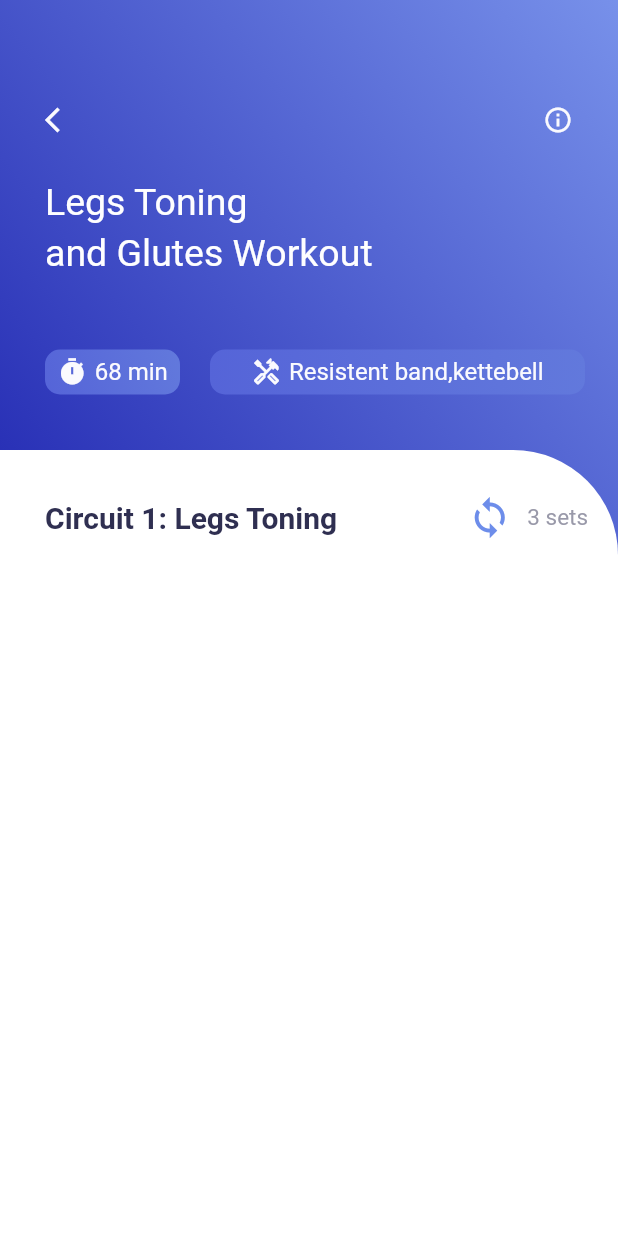
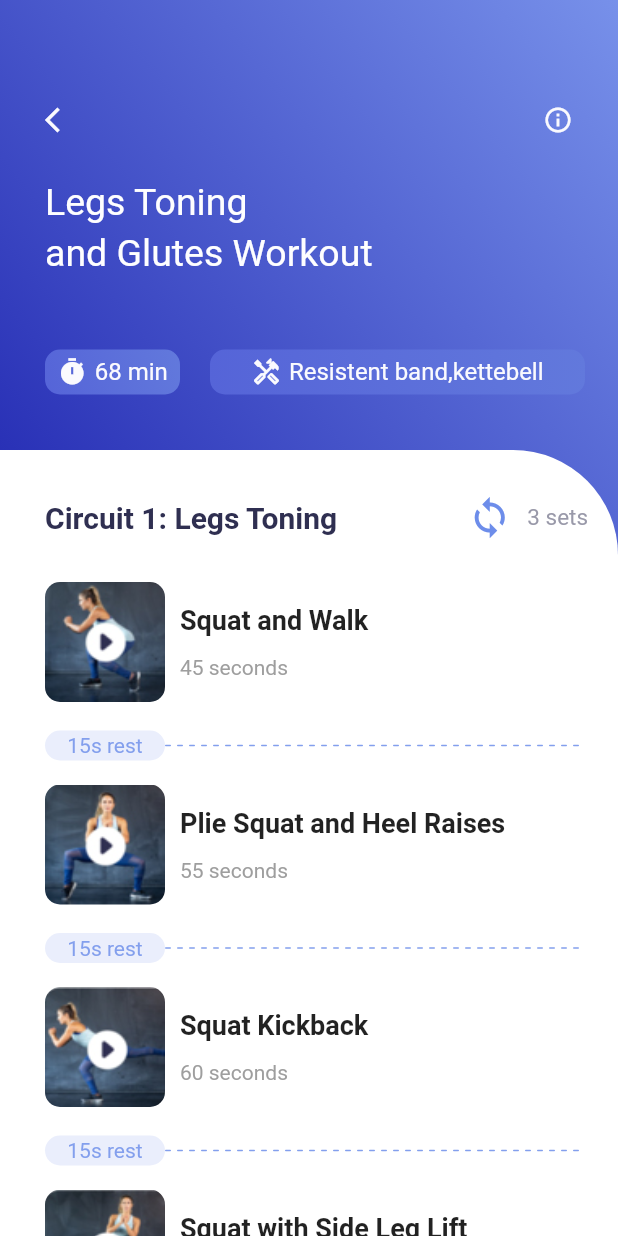
Before and after one commit to ELTEGANI/training-app, a Flutter app: the HomePage screen opened directly, after a tap on the "arrow forward" icon, on a phone screen of 412 x 824 dp. Run offline on Flutter 3.47's test engine with Material 2 defaults, Android fonts, the phone set to English and light mode, and no system bars; our stand-ins replace get, video_player.

Commit message:
add video player

```diff
--- a/lib/videoinfo.json
+++ b/json/videoInfo.json
@@ -2,26 +2,25 @@
   {
     "title": "Squat and Walk",
     "time": "45 seconds",
-    "thumbnail": "embed/squat1.jpg",
+    "thumbnail": "assets/squat1.jpg",
     "videoUrl": "http://db.bslmeiyu.com/uploads/uploads/video/2021/08/21/1-%20Introduction.mp4"
   },
   {
     "title": "Plie Squat and Heel Raises",
     "time": "55 seconds",
-    "thumbnail": "embed/squat2.jpg",
+    "thumbnail": "assets/squat2.jpg",
     "videoUrl": "https://img.bslmeiyu.com/uploads/20170706/The%20Bananas%20Song%20%20Counting%20Bananas%20%20Super%20Simple%20Songs.mp4"
   },
   {
     "title": "Squat Kickback",
     "time": "60 seconds",
-    "thumbnail": "embed/squat3.jpg",
+    "thumbnail": "assets/squat3.jpg",
     "videoUrl": "https://flutter.github.io/assets-for-api-docs/assets/videos/butterfly.mp4"
   },
   {
     "title": "Squat with Side Leg Lift",
     "time": "120 seconds",
-    "thumbnail": "embed/squat4.jpg",
+    "thumbnail": "assets/squat4.jpg",
     "videoUrl": "https://flutter.github.io/assets-for-api-docs/assets/videos/butterfly.mp4"
   }
-
 ]
--- a/lib/home_page.dart
+++ b/lib/home_page.dart
@@ -14,9 +14,11 @@ class HomePage extends StatefulWidget {
 
 class _HomePageState extends State<HomePage> {
   List info = [];
-  _initData(){
-    DefaultAssetBundle.of(context).loadString("json/info.json").then((value){
-     info = json.decode(value);
+  _initData() async{
+    await DefaultAssetBundle.of(context).loadString("json/info.json").then((value){
+     setState((){
+       info = json.decode(value);
+     });
     });
   }
   @override
--- a/lib/main.dart
+++ b/lib/main.dart
@@ -17,7 +17,7 @@ class MyApp extends StatelessWidget {
       theme: ThemeData(
         primarySwatch: Colors.blue,
       ),
-      home: HomePage(),
+      home: VideoInfo(),
     );
   }
 }
--- a/lib/video_info.dart
+++ b/lib/video_info.dart
@@ -2,6 +2,7 @@ import 'package:flutter/material.dart';
 import "colors.dart" as color;
 import 'dart:convert';
 import 'package:get/get.dart';
+import 'package:video_player/video_player.dart';
 
 class VideoInfo extends StatefulWidget {
   const VideoInfo({Key? key}) : super(key: key);
@@ -11,12 +12,17 @@ class VideoInfo extends StatefulWidget {
 }
 
 class _VideoInfoState extends State<VideoInfo> {
-  List info = [];
-  _initData(){
-    DefaultAssetBundle.of(context).loadString("json/videoinfo.json").then((value){
-      info = json.decode(value);
+  List videoInfo = [];
+  bool _playArea=false;
+  VideoPlayerController? videoPlayerController;
+  _initData() async{
+    await DefaultAssetBundle.of(context).loadString("json/videoInfo.json").then((value){
+      setState((){
+        videoInfo = json.decode(value);
+      });
     });
   }
+
   @override
   void initState(){
     super.initState();
@@ -26,7 +32,7 @@ class _VideoInfoState extends State<VideoInfo> {
   Widget build(BuildContext context) {
     return Scaffold(
       body:Container(
-        decoration:BoxDecoration(
+        decoration:_playArea==false?BoxDecoration(
            gradient:LinearGradient(
              colors: [
               color.AppColor.gradientFirst.withOpacity(0.9),
@@ -35,10 +41,12 @@ class _VideoInfoState extends State<VideoInfo> {
              begin:const FractionalOffset(0.0, 0.4),
              end:Alignment.topRight
            )
+        ):BoxDecoration(
+          color:color.AppColor.gradientSecond
         ),
         child:Column(
           children: [
-            Container(
+            _playArea==false?Container(
               padding:const EdgeInsets.only(top:70,left:30,right:30),
               width:MediaQuery.of(context).size.width,
               height:300,
@@ -60,18 +68,12 @@ class _VideoInfoState extends State<VideoInfo> {
                   SizedBox(height:30),
                   Text(
                     "Legs Toning",
-                    style: TextStyle(
-                        fontSize:25,
-                        color:color.AppColor.secondPageTitleColor
-                    ),
+                    style: TextStyle(fontSize:25,color:color.AppColor.secondPageTitleColor),
                   ),
                   SizedBox(height:5,),
                   Text(
                     "and Glutes Workout",
-                    style: TextStyle(
-                        fontSize:25,
-                        color:color.AppColor.secondPageTitleColor
-                    ),
+                    style: TextStyle(fontSize:25,color:color.AppColor.secondPageTitleColor),
                   ),
                   SizedBox(height:50),
                   Row(
@@ -127,6 +129,30 @@ class _VideoInfoState extends State<VideoInfo> {
                   ),
                 ],
               ),
+            ):Container(
+              child:Column(
+                children: [
+                  Container(
+                    height:100,
+                    padding:const EdgeInsets.only(top:50,left:30,right:30),
+                    child:Row(
+                      children: [
+                        InkWell(
+                          onTap:(){
+                            debugPrint("tapped");
+                          },
+                          child:Icon(Icons.arrow_back_ios,
+                          size:20,color:color.AppColor.secondPageIconColor
+                          ),
+                        ),
+                        Expanded(child: Container()),
+                        Icon(Icons.info_outline,size: 20,color:color.AppColor.secondPageTopIconColor,)
+                      ],
+                    ),
+                  ),
+                  _playView(context)
+                ],
+              ),
             ),
             Expanded(
                 child: Container(
@@ -165,7 +191,9 @@ class _VideoInfoState extends State<VideoInfo> {
                           ),
                           SizedBox(width:20)
                         ],
-                      )
+                      ),
+                      SizedBox(height:20,),
+                      Expanded(child:_listView())
                     ],
                   ),
              )
@@ -175,4 +203,144 @@ class _VideoInfoState extends State<VideoInfo> {
       )
     );
   }
+  Widget _playView(BuildContext buildContext){
+    final controller = videoPlayerController;
+    if(controller!=null&&controller.value.isInitialized){
+      return AspectRatio(
+         aspectRatio:16/9,
+         child:VideoPlayer(controller),
+      );
+    }else{
+      return AspectRatio(
+           aspectRatio:16/9,
+           child:Center(
+           child:Text(
+           "Preparing....",
+           style:TextStyle(
+             fontSize:60,
+             color:Colors.white60
+           ),
+         )
+           ),
+      );
+    }
+  }
+  _onTapVideo(int index){
+    final controller = VideoPlayerController.network(videoInfo[index]["videoUrl"]);
+    videoPlayerController = controller;
+    setState((){
+    });
+    controller..initialize().then((_){
+      controller.play();
+      setState((){
+      });
+    });
+  }
+
+  _listView(){
+    return ListView.builder(
+        padding:EdgeInsets.symmetric(horizontal:30,vertical:8),
+        itemCount:videoInfo.length,
+        itemBuilder:(_,int index){
+          return GestureDetector(
+            onTap:(){
+              _onTapVideo(index);
+              debugPrint(index.toString());
+              setState((){
+                if(_playArea==false){
+                  _playArea=true;
+                }
+              });
+            },
+            child:_buildCard(index),
+          );
+        });
+  }
+  _buildCard(int index){
+    return Container(
+      height:135,
+      child:Column(
+        children: [
+          Row(
+            children: [
+              Container(
+                width:80,
+                height:80,
+                decoration:BoxDecoration(
+                    borderRadius: BorderRadius.circular(10),
+                    image:DecorationImage(
+                        image:AssetImage(
+                            videoInfo[index]['thumbnail']
+                        ),
+                        fit:BoxFit.fill
+                    )
+                ),
+              ),
+              SizedBox(width:10),
+              Column(
+                mainAxisAlignment:MainAxisAlignment.center,
+                crossAxisAlignment:CrossAxisAlignment.start,
+                children: [
+                  Text(
+                    videoInfo[index]["title"],
+                    style:TextStyle(
+                        fontSize:18,
+                        fontWeight:FontWeight.bold
+                    ),
+                  ),
+                  SizedBox(height:10),
+                  Padding(
+                    padding:EdgeInsets.only(top:3),
+                    child:Text(
+                      videoInfo[index]["time"],
+                      style:TextStyle(
+                          color:Colors.grey[500]
+                      ),
+                    ),
+                  )
+                ],
+              )
+            ],
+          ),
+          SizedBox(height:19,),
+          Row(
+            children: [
+              Container(
+                width:80,
+                height:20,
+                decoration:BoxDecoration(
+                    color:Color(0xFFeaeefc),
+                    borderRadius:BorderRadius.circular(10)
+                ),
+                child:Center(
+                    child:Text(
+                      "15s rest",style:TextStyle(
+                        color:Color(0xFF839fed)
+                    ),
+                    )
+                ),
+              ),
+              Row(
+                children: [
+                  for(int i=0;i<70;i++)
+                    i.isEven?Container(
+                      width:4,
+                      height:1,
+                      decoration:BoxDecoration(
+                          color:Color(0xFF839fed),
+                          borderRadius:BorderRadius.circular(2)
+                      ),
+                    ):Container(
+                      width:4,
+                      height:1,
+                      color:Colors.white,
+                    )
+                ],
+              )
+            ],
+          )
+        ],
+      ),
+    );
+  }
 }
--- a/pubspec.yaml
+++ b/pubspec.yaml
@@ -35,6 +35,7 @@ dependencies:
   # Use with the CupertinoIcons class for iOS style icons.
   cupertino_icons: ^1.0.2
   get:
+  video_player: ^2.4.5
 
 dev_dependencies:
   flutter_test:
```
Also changed, not shown: pubspec.lock, 7 other files.
